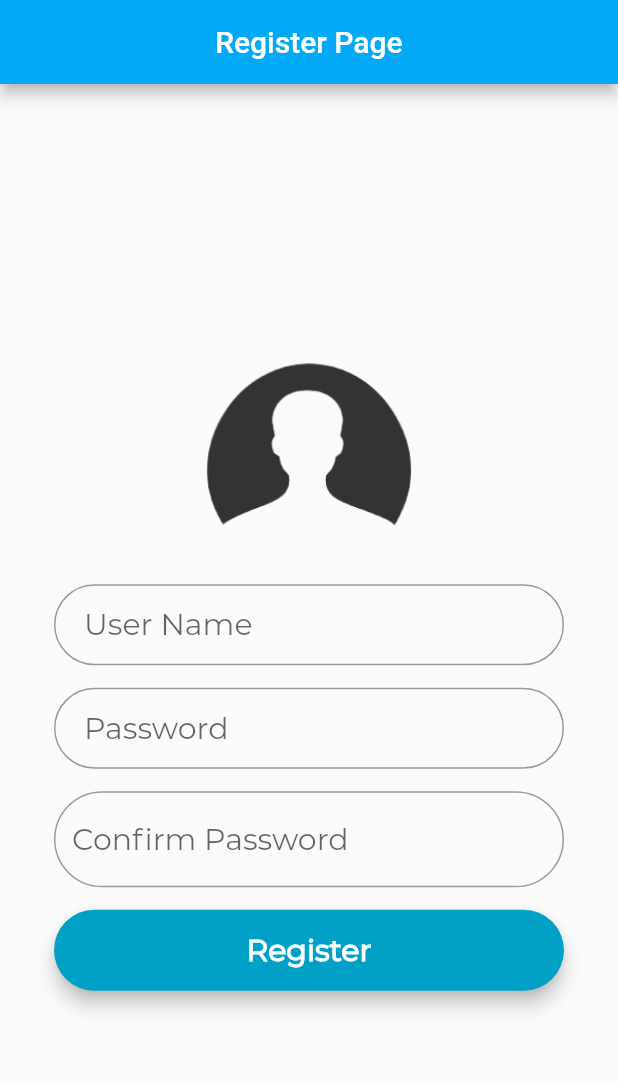
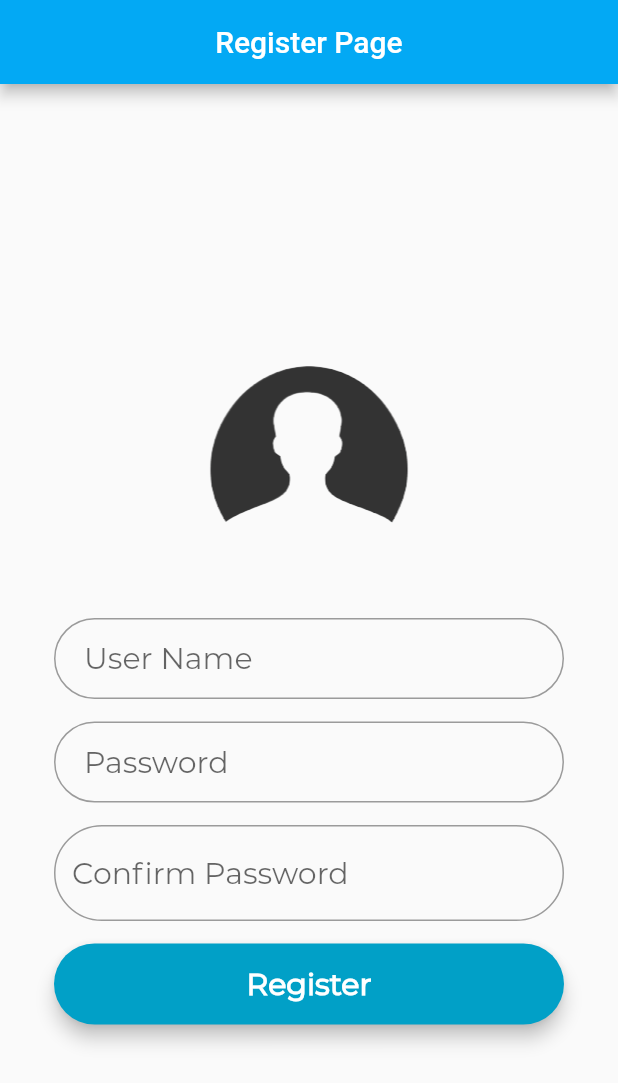
Before and after one commit to BeepLoveKarki/sajilomart, a Flutter app: the RegisterPage screen opened directly, on a phone screen of 412 x 824 dp. Shown: the top 1083 px of the screen. Run offline on Flutter 3.47's test engine with Material 2 defaults, Android fonts, the light colour scheme and no system bars; our stand-ins replace image_picker.

Commit message:
A working code recovery point ^_^

```diff
--- a/ui_ux/lib/register.dart
+++ b/ui_ux/lib/register.dart
@@ -1,4 +1,5 @@
 import 'dart:io';
+import 'dart:async';
 
 import 'package:flutter/material.dart';
 import 'package:image_picker/image_picker.dart';
@@ -97,16 +98,15 @@ class _RegisterPageState extends State<RegisterPage> {
             padding:const EdgeInsets.all(36.0),
             child: Column(
               children: <Widget>[
-                SizedBox(
-                  height: 155.0,
-                  child: GestureDetector(
-                    onTap: (){
-                      // print('clicked');
-                      getImage();
-                    },
-                    child:avatar(),
-                  )
+                GestureDetector(
+                  child: ClipOval(
+                    child: Container(width:150,height:200,child:avatar()),
+                  ),
+                  onTap: (){
+                    getImage();
+                  },
                 ),
+
                 SizedBox(height: 15.0),
                 usernameField,
                 SizedBox(height: 15.0),
@@ -117,9 +117,9 @@ class _RegisterPageState extends State<RegisterPage> {
                 registerButton
               ],
             ),
-          )
-        ),
-      )
+          ),
+        )
+      ),
     );
   }
 }
```
Also changed, not shown: 4 other files.
